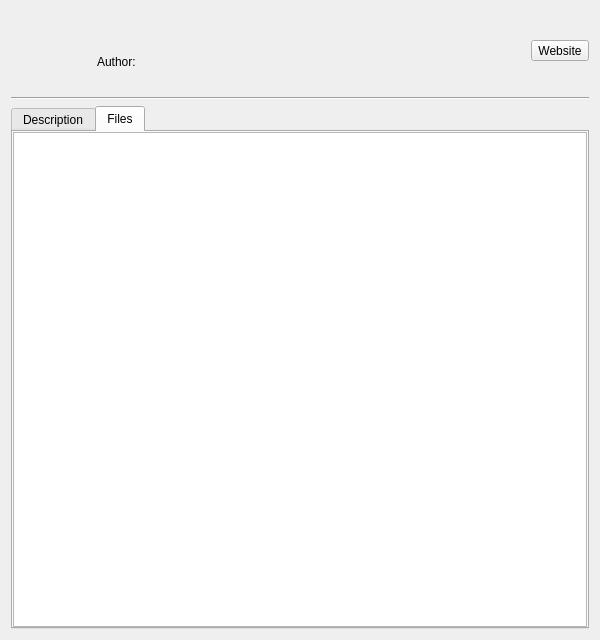
kaniol-lck/modmanager, file src/ui/modrinth/modrinthmoddialog.ui: the form before one commit.
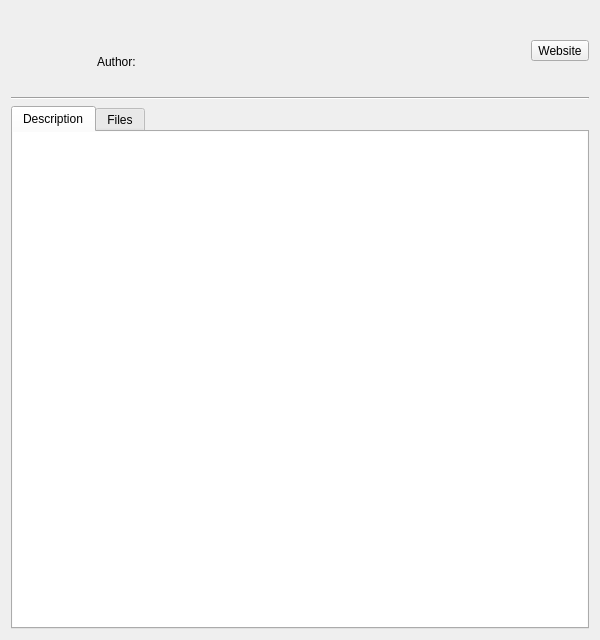
The form after the commit. The open tabs and pages were chosen to show the change. Icons and pictures are not drawn. Custom widgets are drawn as their Qt base class.

Commit message: fix curseforge/modrinth dialog open lag

```diff
--- a/src/ui/modrinth/modrinthmoddialog.ui
+++ b/src/ui/modrinth/modrinthmoddialog.ui
@@ -193,31 +193,10 @@
        </item>
       </layout>
      </widget>
-     <widget class="QWidget" name="filesTab">
+     <widget class="ModrinthFileListWidget" name="fileList">
       <attribute name="title">
        <string>Files</string>
       </attribute>
-      <layout class="QGridLayout" name="gridLayout_3">
-       <property name="leftMargin">
-        <number>0</number>
-       </property>
-       <property name="topMargin">
-        <number>0</number>
-       </property>
-       <property name="rightMargin">
-        <number>0</number>
-       </property>
-       <property name="bottomMargin">
-        <number>0</number>
-       </property>
-       <item row="0" column="0">
-        <widget class="QListView" name="fileListView">
-         <property name="verticalScrollMode">
-          <enum>QAbstractItemView::ScrollPerPixel</enum>
-         </property>
-        </widget>
-       </item>
-      </layout>
      </widget>
     </widget>
    </item>
@@ -230,6 +209,12 @@
    <header location="global">ui/tagsflowwidget.h</header>
    <container>1</container>
   </customwidget>
+  <customwidget>
+   <class>ModrinthFileListWidget</class>
+   <extends>QWidget</extends>
+   <header>ui/modrinth/modrinthfilelistwidget.h</header>
+   <container>1</container>
+  </customwidget>
  </customwidgets>
  <resources>
   <include location="../../images/image.qrc"/>
```
The commit also changes 9 other files.
